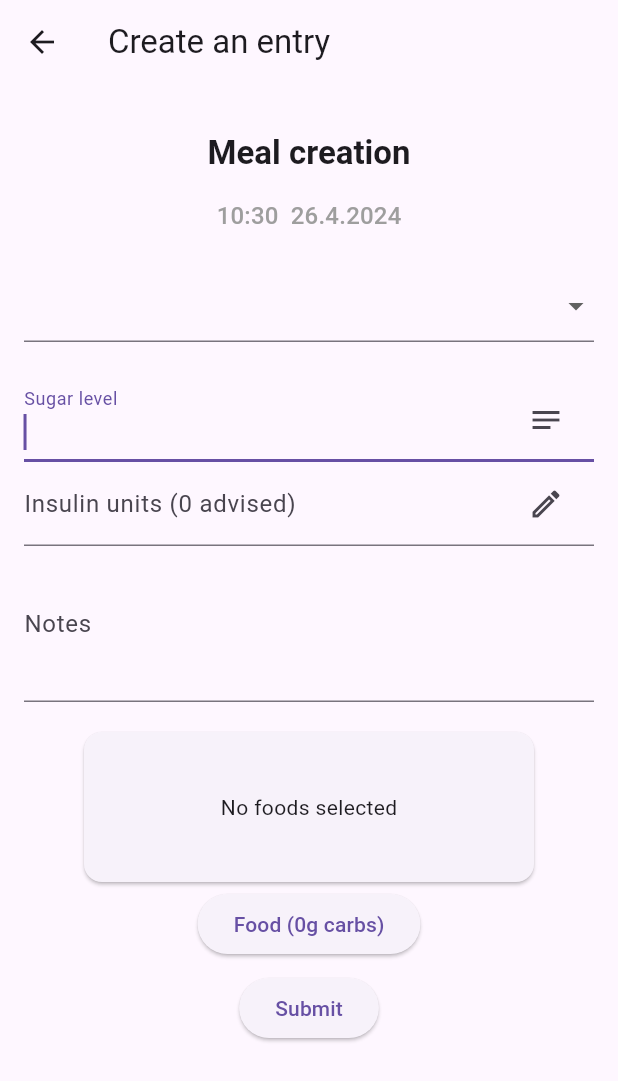
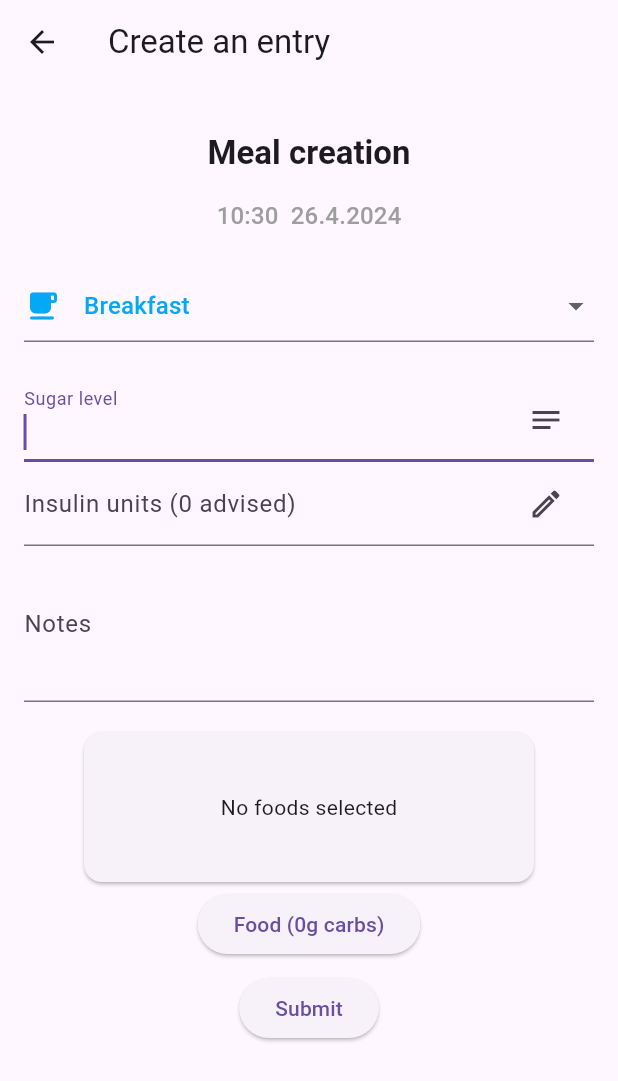
Before and after one commit to jfletcher20/sugar_tracker, a Flutter app: the screen it shows after launch, item 2 of the bottom bar chosen, after a tap on the "fastfood" icon, on a phone screen of 412 x 824 dp. Shown: the top 1081 px of the screen. Run offline on Flutter 3.47's test engine with Material 3 defaults, Android fonts, the phone set to English and light mode, and no system bars; our stand-ins replace file_picker, flutter_riverpod, image_picker, settings_ui, share_plus, shared_preferences and 1 more; missing offline and left inert: flutter_file_dialog; accounts and stored records are empty.

Commit message:
Working on replacing usage of API with riverpod.

```diff
--- a/lib/data/api/u_api_food_category.dart
+++ b/lib/data/api/u_api_food_category.dart
@@ -1,7 +1,9 @@
 // class for CRUD on food_category table
 
+import 'package:flutter_riverpod/flutter_riverpod.dart';
 import 'package:sugar_tracker/data/models/m_food_category.dart';
 import 'package:sugar_tracker/data/api/u_db.dart';
+import 'package:sugar_tracker/data/riverpod.dart/u_provider_food_category.dart';
 
 class FoodCategoryAPI {
   // insert food_category entry into db
@@ -21,12 +23,20 @@ class FoodCategoryAPI {
   }
 
   // select all food_category entries from db
-  static Future<List<FoodCategory>> selectAll() async {
+  static Future<List<FoodCategory>> selectAll({WidgetRef? ref}) async {
+    if (ref != null) {
+      var categories = ref.read(FoodCategoryManager.provider.notifier).getFoodCategories();
+      if (categories.isNotEmpty) return categories;
+    }
     List<Map<String, dynamic>> results = await DB.db.query("food_category");
     return results.map((map) => FoodCategory.fromMap(map)).toList();
   }
 
-  static Future<FoodCategory?> selectById(int id) async {
+  static Future<FoodCategory?> selectById(int id, {WidgetRef? ref}) async {
+    if (ref != null) {
+      var category = ref.read(FoodCategoryManager.provider.notifier).getFoodCategory(id);
+      if (category.id != -1) return category;
+    }
     List<Map<String, dynamic>> results =
         await DB.db.query("food_category", where: "id = ?", whereArgs: [id]);
     if (results.isNotEmpty) {
--- a/lib/data/riverpod.dart/u_provider_food.dart
+++ b/lib/data/riverpod.dart/u_provider_food.dart
@@ -8,6 +8,8 @@ class FoodModelState extends StateNotifier<Set<Food>> {
   }
 
   Future<void> load() async => setFoods((await FoodAPI.selectAll()).toSet());
+
+  List<Food> getFoods() => state.toList();
 
   Food getFood(int id) {
     return state.firstWhere((t) {
--- a/lib/data/riverpod.dart/u_provider_food_category.dart
+++ b/lib/data/riverpod.dart/u_provider_food_category.dart
@@ -7,7 +7,10 @@ class FoodCategoryModelState extends StateNotifier<Set<FoodCategory>> {
     load();
   }
 
-  Future<void> load() async => setFoodCategories((await FoodCategoryAPI.selectAll()).toSet());
+  Future<void> load({WidgetRef? ref}) async =>
+      setFoodCategories((await FoodCategoryAPI.selectAll(ref: ref)).toSet());
+
+  List<FoodCategory> getFoodCategories() => state.toList();
 
   FoodCategory getFoodCategory(int id) {
     return state.firstWhere((t) {
--- a/lib/data/riverpod.dart/u_provider_insulin.dart
+++ b/lib/data/riverpod.dart/u_provider_insulin.dart
@@ -8,6 +8,8 @@ class InsulinModelState extends StateNotifier<Set<Insulin>> {
   }
 
   Future<void> load() async => setInsulins((await InsulinAPI.selectAll()).toSet());
+
+  List<Insulin> getInsulins() => state.toList();
 
   Insulin getInsulin(int id) {
     return state.firstWhere((t) {
--- a/lib/data/riverpod.dart/u_provider_meal.dart
+++ b/lib/data/riverpod.dart/u_provider_meal.dart
@@ -1,3 +1,5 @@
+// ignore_for_file: curly_braces_in_flow_control_structures
+
 import 'package:flutter_riverpod/flutter_riverpod.dart';
 import 'package:sugar_tracker/data/api/u_api_meal.dart';
 import 'package:sugar_tracker/data/models/m_meal.dart';
@@ -13,6 +15,63 @@ class MealModelState extends StateNotifier<Set<Meal>> {
     return state.firstWhere((t) {
       return t.id == id;
     }, orElse: () => Meal());
+  }
+
+  Meal getMealByFoodId(int id) {
+    return state.firstWhere((t) {
+      return t.food.any((f) => f.id == id);
+    }, orElse: () => Meal());
+  }
+
+  Future<MealCategory> determineCategory() async {
+    List<Meal> meals = state.toList();
+    meals.sort((a, b) => a.datetime.compareTo(b.datetime));
+
+    // check if the current time is between 6am and 2pm, and if the last 5 meals' breakfast entries are all before then
+    if (DateTime.now().hour >= 6 && DateTime.now().hour < 14) {
+      Meal breakfastInstance = meals.lastWhere(
+        (element) => element.category == MealCategory.breakfast,
+        orElse: () => Meal.empty(),
+      );
+      if (breakfastInstance.id == -1) return MealCategory.breakfast;
+      if (breakfastInstance.datetime.day != DateTime.now().day) {
+        return MealCategory.breakfast;
+      } else {
+        int hoursPassed = DateTime.now().hour - breakfastInstance.datetime.hour;
+        if (hoursPassed > 2)
+          return MealCategory.lunch;
+        else if (hoursPassed < 2) return MealCategory.snack;
+      }
+    }
+
+    // check for lunch
+    else if (DateTime.now().hour >= 12 && DateTime.now().hour < 18) {
+      Meal lunchInstance = meals.lastWhere(
+        (element) => element.category == MealCategory.lunch,
+        orElse: () => Meal.empty(),
+      );
+      if (lunchInstance.id == -1) return MealCategory.lunch;
+      if (lunchInstance.datetime.day != DateTime.now().day) {
+        return MealCategory.lunch;
+      } else {
+        int hoursPassed = DateTime.now().hour - lunchInstance.datetime.hour;
+        if (hoursPassed > 4)
+          return MealCategory.dinner;
+        else if (hoursPassed < 4) return MealCategory.snack;
+      }
+    }
+
+    // check for dinner
+    else if (DateTime.now().hour >= 18 && DateTime.now().hour < 23) {
+      Meal dinnerInstance = meals.lastWhere(
+        (element) => element.category == MealCategory.dinner,
+        orElse: () => Meal.empty(),
+      );
+      if (dinnerInstance.id == -1) return MealCategory.dinner;
+      if (dinnerInstance.datetime.day != DateTime.now().day) return MealCategory.dinner;
+    }
+
+    return MealCategory.snack;
   }
 
   Future<Meal> addMeal(Meal meal) async {
--- a/lib/main.dart
+++ b/lib/main.dart
@@ -1,6 +1,13 @@
+// ignore_for_file: curly_braces_in_flow_control_structures
+
 import 'package:flutter/services.dart';
 import 'package:flutter_riverpod/flutter_riverpod.dart';
 import 'package:sugar_tracker/data/preferences.dart';
+import 'package:sugar_tracker/data/riverpod.dart/u_provider_food.dart';
+import 'package:sugar_tracker/data/riverpod.dart/u_provider_food_category.dart';
+import 'package:sugar_tracker/data/riverpod.dart/u_provider_insulin.dart';
+import 'package:sugar_tracker/data/riverpod.dart/u_provider_meal.dart';
+import 'package:sugar_tracker/data/riverpod.dart/u_provider_sugar.dart';
 import 'package:sugar_tracker/presentation/theme/i_theme.dart';
 import 'package:sugar_tracker/presentation/w_homepage.dart';
 import 'data/api/u_db.dart';
@@ -31,7 +38,27 @@ class MainApp extends StatelessWidget {
       theme: ThemeManager.lightTheme,
       darkTheme: ThemeManager.darkTheme,
       themeMode: ThemeMode.system,
-      home: const Homepage(),
+      home: Consumer(
+        builder: (context, ref, child) {
+          Future loadDB() async {
+            await ref.read(SugarManager.provider.notifier).load();
+            await ref.read(InsulinManager.provider.notifier).load();
+            await ref.read(FoodCategoryManager.provider.notifier).load();
+            await ref.read(FoodManager.provider.notifier).load();
+            await ref.read(MealManager.provider.notifier).load();
+          }
+
+          return FutureBuilder(
+            future: loadDB(),
+            builder: (context, snapshot) {
+              if (snapshot.connectionState == ConnectionState.done)
+                return const HomePage();
+              else
+                return const Scaffold(body: Center(child: CircularProgressIndicator()));
+            },
+          );
+        },
+      ),
     );
   }
 }
--- a/lib/presentation/routes/w_food_list.dart
+++ b/lib/presentation/routes/w_food_list.dart
@@ -1,7 +1,9 @@
 import 'package:flutter/material.dart';
+import 'package:flutter_riverpod/flutter_riverpod.dart';
 import 'package:sugar_tracker/data/api/u_api_food.dart';
 import 'package:sugar_tracker/data/models/m_food.dart';
 import 'package:sugar_tracker/data/models/m_food_category.dart';
+import 'package:sugar_tracker/data/riverpod.dart/u_provider_food.dart';
 import 'package:sugar_tracker/presentation/widgets/food/w_food_card.dart';
 import 'package:sugar_tracker/presentation/widgets/food_category/w_dgv_food_category.dart';
 
@@ -43,18 +45,11 @@ class _FoodListWidgetState extends State<FoodListWidget> with AutomaticKeepAlive
     );
   }
 
-  FutureBuilder _foodListBuilder() {
-    return FutureBuilder(
-      builder: (builder, snapshot) {
-        if (snapshot.hasData) {
-          initFoods(snapshot.data as List<Food>);
-          return _foodList();
-        } else {
-          return const Center(child: CircularProgressIndicator());
-        }
-      },
-      future: FoodAPI.selectAll(),
-    );
+  Widget _foodListBuilder() {
+    return Consumer(builder: (context, ref, child) {
+      initFoods(ref.read(FoodManager.provider.notifier).getFoods());
+      return _foodList();
+    });
   }
 
   Widget _foodList() {
--- a/lib/presentation/routes/w_insulin_history.dart
+++ b/lib/presentation/routes/w_insulin_history.dart
@@ -1,10 +1,12 @@
 import 'package:flutter/services.dart';
+import 'package:flutter_riverpod/flutter_riverpod.dart';
 import 'package:share_plus/share_plus.dart';
 import 'package:sugar_tracker/data/api/u_api_insulin.dart';
 import 'package:sugar_tracker/data/api/u_api_meal.dart';
 import 'package:sugar_tracker/data/models/m_insulin.dart';
 import 'package:sugar_tracker/data/models/m_meal.dart';
 import 'package:sugar_tracker/data/models/m_sugar.dart';
+import 'package:sugar_tracker/data/riverpod.dart/u_provider_insulin.dart';
 import 'package:sugar_tracker/presentation/mixins/mx_paging.dart';
 import 'package:sugar_tracker/presentation/widgets/insulin/w_insulin_data.dart';
 
@@ -22,24 +24,15 @@ class _InsulinHistoryWidgetState extends State<InsulinHistoryWidget> with Paging
   @override
   Widget build(BuildContext context) {
     Size maxSize = MediaQuery.of(context).size;
-    return FutureBuilder(
-      builder: (builder, snapshot) {
-        if (snapshot.hasData) {
-          List<Insulin> insulin = snapshot.data as List<Insulin>;
-          insulin.sort((a, b) => a.datetime!.compareTo(b.datetime!));
-          insulin = insulin.reversed.toList();
-          return scrollable(
-            Column(children: paging(insulin, (context, insulin) => insulinCard(context, insulin))),
-          );
-        } else {
-          return SizedBox(
-            height: maxSize.height,
-            width: maxSize.width,
-            child: const Center(child: CircularProgressIndicator()),
-          );
-        }
+    return Consumer(
+      builder: (builder, ref, child) {
+        List<Insulin> insulin = ref.read(InsulinManager.provider.notifier).getInsulins();
+        insulin.sort((a, b) => a.datetime!.compareTo(b.datetime!));
+        insulin = insulin.reversed.toList();
+        return scrollable(
+          Column(children: paging(insulin, (context, insulin) => insulinCard(context, insulin))),
+        );
       },
-      future: InsulinAPI.selectAll(),
     );
   }
 
--- a/lib/presentation/w_homepage.dart
+++ b/lib/presentation/w_homepage.dart
@@ -14,14 +14,14 @@ import 'package:sugar_tracker/presentation/widgets/insulin/w_insulin_form.dart';
 import 'package:sugar_tracker/presentation/widgets/meal/w_meal_form.dart';
 import 'package:flutter/material.dart';
 
-class Homepage extends StatefulWidget {
-  const Homepage({super.key});
+class HomePage extends StatefulWidget {
+  const HomePage({super.key});
 
   @override
-  State<Homepage> createState() => _HomepageState();
+  State<HomePage> createState() => _HomePageState();
 }
 
-class _HomepageState extends State<Homepage> with SingleTickerProviderStateMixin {
+class _HomePageState extends State<HomePage> with SingleTickerProviderStateMixin {
   late TabController _tabController;
 
   @override
--- a/lib/presentation/widgets/meal/w_meal_form.dart
+++ b/lib/presentation/widgets/meal/w_meal_form.dart
@@ -7,6 +7,7 @@ import 'package:sugar_tracker/data/api/u_api_sugar.dart';
 import 'package:sugar_tracker/data/models/m_food.dart';
 import 'package:sugar_tracker/data/models/m_insulin.dart';
 import 'package:sugar_tracker/data/preferences.dart';
+import 'package:sugar_tracker/data/riverpod.dart/u_provider_meal.dart';
 import 'package:sugar_tracker/presentation/widgets/food/w_food_selector.dart';
 import 'package:sugar_tracker/presentation/widgets/w_datetime_selector.dart';
 import 'package:sugar_tracker/presentation/widgets/food/w_dgv_foods.dart';
@@ -16,15 +17,15 @@ import 'package:flutter_riverpod/flutter_riverpod.dart';
 import 'package:flutter/material.dart';
 import 'package:flutter/services.dart';
 
-class MealFormWidget extends StatefulWidget {
+class MealFormWidget extends ConsumerStatefulWidget {
   final Meal meal;
   final bool useAsTemplate;
   const MealFormWidget({super.key, required this.meal, this.useAsTemplate = false});
   @override
-  State<MealFormWidget> createState() => _MealFormWidgetState();
+  ConsumerState<MealFormWidget> createState() => _MealFormWidgetState();
 }
 
-class _MealFormWidgetState extends State<MealFormWidget> {
+class _MealFormWidgetState extends ConsumerState<MealFormWidget> {
   late final TextEditingController _sugarLevelController;
   late final TextEditingController _insulinController;
   late final TextEditingController _notesController;
@@ -128,7 +129,7 @@ class _MealFormWidgetState extends State<MealFormWidget> {
 
   Future<MealCategory> loadLatestMealCategory() async {
     return !widget.useAsTemplate && meal.id == -1
-        ? await MealAPI.determineCategory()
+        ? await ref.read(MealManager.provider.notifier).determineCategory()
         : meal.category;
   }
 
```
